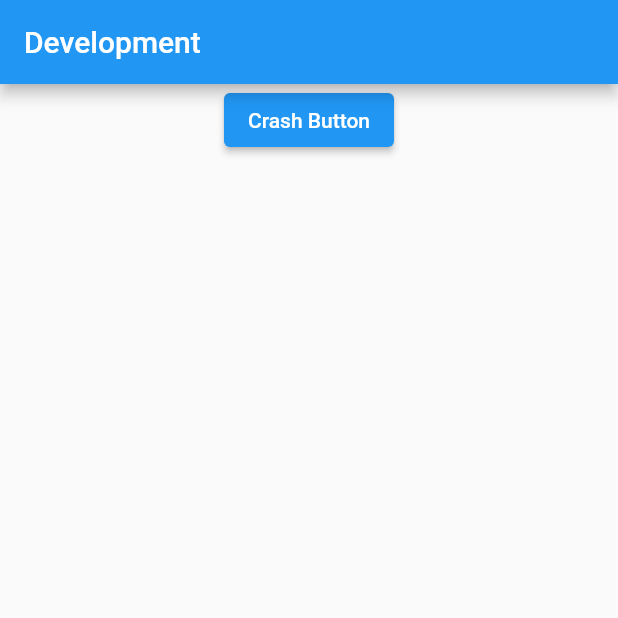
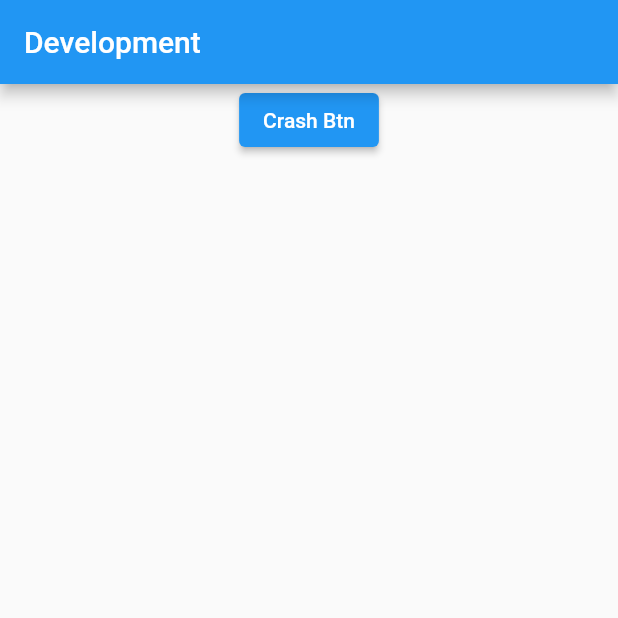
Before and after one commit to AzamNoor123/fluter_flavors_and_Firebase_remote-configration, a Flutter app: the screen it shows after launch, on a phone screen of 412 x 824 dp, the top half of it. Run offline on Flutter 3.47's test engine with Material 2 defaults, Android fonts, the phone set to English and light mode, and no system bars.

Commit message:
initial commit on my_working_branch

```diff
--- a/lib/app.dart
+++ b/lib/app.dart
@@ -18,7 +18,7 @@ class App extends StatelessWidget {
           children: [
             Center(
                 child: ElevatedButton(
-                    onPressed: () {}, child: const Text('Crash Button')))
+                    onPressed: () {}, child: const Text('Crash Btn')))
           ],
         ),
       ),
```
